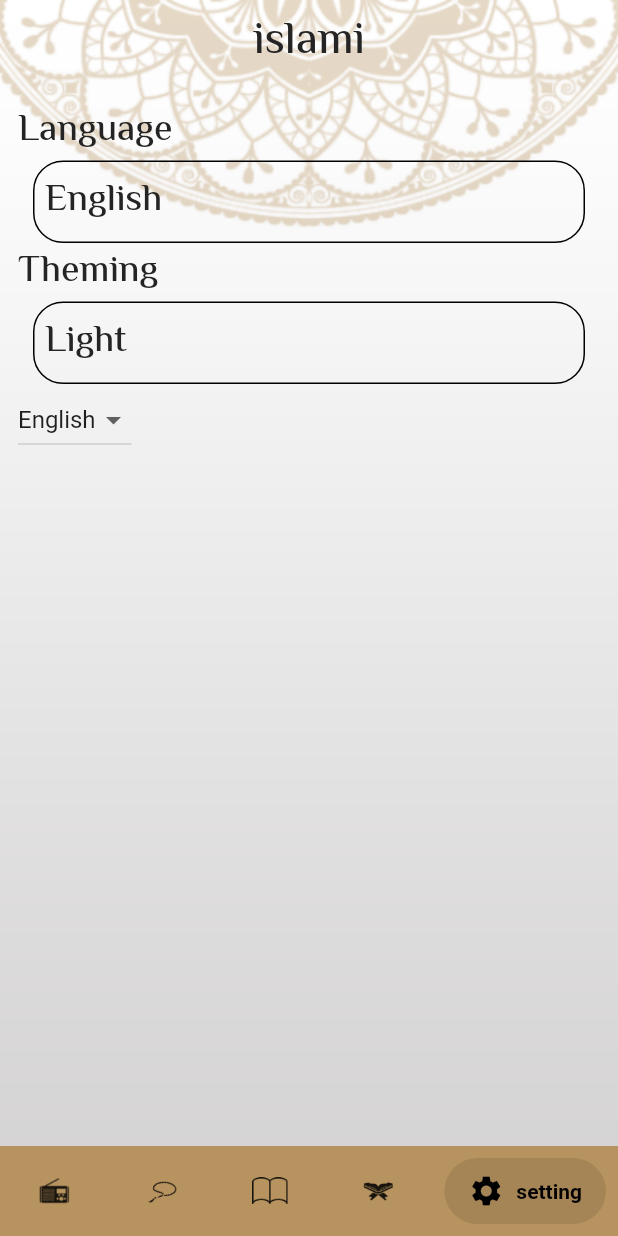
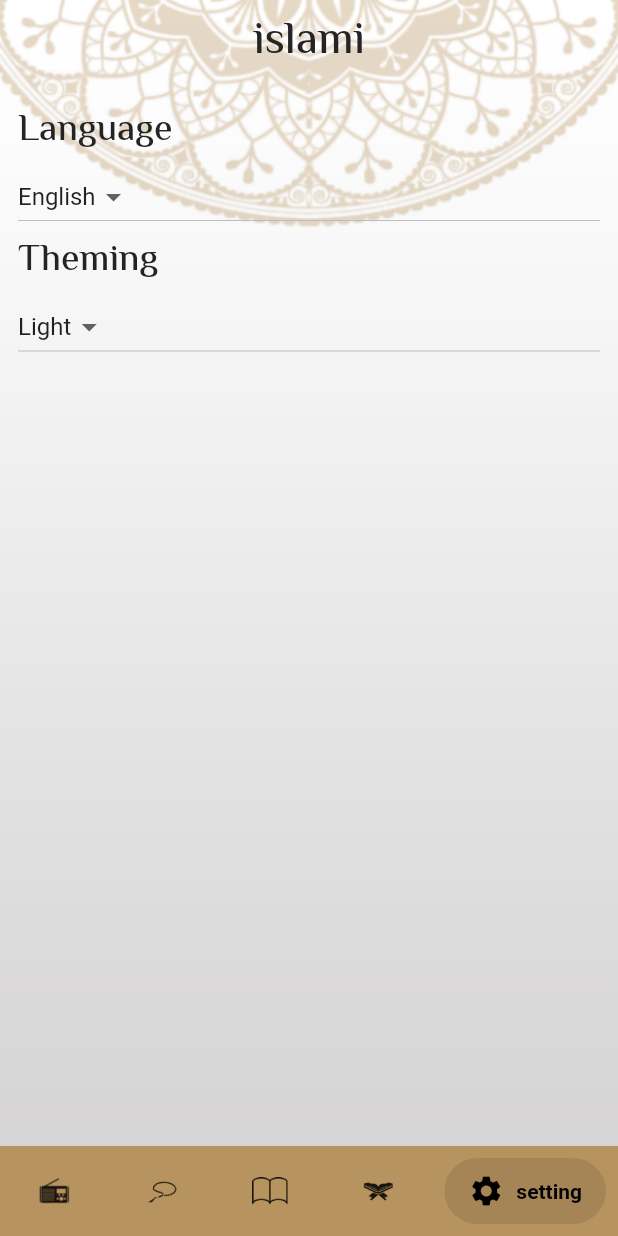
Before and after one commit to MahmoudElgaml/IslamiApp, a Flutter app: the screen it shows after launch, item 5 of the bottom bar chosen, on a phone screen of 412 x 824 dp. Run offline on Flutter 3.47's test engine with Material 2 defaults, Android fonts, the phone set to English and light mode, and no system bars; drawn by our look-alikes of salomon_bottom_bar; our stand-ins replace convex_bottom_bar, google_fonts; missing offline and left inert: dart:ffi; generated files the repository leaves out were written again.

Commit message:
Add provider and use it in Change Language finish settingTap ui

```diff
--- /dev/null
+++ b/lib/DropDownMune/drop_down_language.dart
@@ -0,0 +1,48 @@
+import 'dart:ffi';
+
+import 'package:flutter/material.dart';
+import 'package:provider/provider.dart';
+import 'package:flutter_gen/gen_l10n/app_localizations.dart';
+import '../providers/my_provider.dart';
+
+class DropDownLanguage extends StatefulWidget {
+  DropDownLanguage({super.key});
+
+  @override
+  State<DropDownLanguage> createState() => _DropDownLanguageState();
+}
+
+class _DropDownLanguageState extends State<DropDownLanguage> {
+  String? selectedValue = "English";
+
+  @override
+  Widget build(BuildContext context) {
+    var provider = Provider.of<MyProvider>(context);
+
+    return SizedBox(
+      width: double.infinity,
+      child: DropdownButton(
+        items: dropdownItemsLanguage(),
+        onChanged: (value) {
+          value == "English"
+              ? provider.changeLanguage("en")
+              : provider.changeLanguage("ar");
+          selectedValue = value;
+          setState(() {});
+        },
+        value: selectedValue,
+        borderRadius: BorderRadius.circular(25),
+   //   dropdownColor: Colors.red,
+      ),
+    );
+
+  }
+  List<DropdownMenuItem<String>> dropdownItemsLanguage() {
+    List<DropdownMenuItem<String>> menuItems = [
+       DropdownMenuItem(value: "English", child: Text(AppLocalizations.of(context)!.english)),
+       DropdownMenuItem(value: "Arabic", child: Text(AppLocalizations.of(context)!.arabic)),
+    ];
+    return menuItems;
+  }
+
+}
--- /dev/null
+++ b/lib/DropDownMune/drop_down_theming.dart
@@ -0,0 +1,40 @@
+import 'package:flutter/material.dart';
+import 'package:provider/provider.dart';
+import 'package:flutter_gen/gen_l10n/app_localizations.dart';
+import '../providers/my_provider.dart';
+
+class DropDownTheming extends StatefulWidget {
+  const DropDownTheming({Key? key}) : super(key: key);
+
+  @override
+  State<DropDownTheming> createState() => _DropDownThemingState();
+}
+
+class _DropDownThemingState extends State<DropDownTheming> {
+  String? selectedValue = "Light";
+
+  @override
+  Widget build(BuildContext context) {
+    var provider = Provider.of<MyProvider>(context);
+    return SizedBox(
+      width: double.infinity,
+      child: DropdownButton(
+        borderRadius: BorderRadius.circular(25),
+        items: dropdownItemsTheming(),
+        onChanged: (value) {
+          selectedValue = value;
+          setState(() {});
+        },
+        value: selectedValue,
+      ),
+    );
+  }
+
+  List<DropdownMenuItem<String>> dropdownItemsTheming() {
+    List<DropdownMenuItem<String>> menuItems = [
+      const DropdownMenuItem(value: "Light", child: Text("Light")),
+      const DropdownMenuItem(value: "Dark", child: Text("Dark")),
+    ];
+    return menuItems;
+  }
+}
--- a/lib/l10n/intl_ar.arb
+++ b/lib/l10n/intl_ar.arb
@@ -5,6 +5,10 @@
   "quranIcon": "قران",
   "radioIcon": "راديو",
   "settingIcon": "الاعدادات",
-  "title": "اسلامي"
+  "title": "اسلامي",
+  "arabic": "عربي",
+  "english": "انجليزي",
+  "language": "اللغه",
+  "theme": "السمة"
 
 }
--- a/lib/l10n/intl_en.arb
+++ b/lib/l10n/intl_en.arb
@@ -5,6 +5,10 @@
   "quranIcon": "Quran",
   "radioIcon": "Radio",
   "settingIcon": "setting",
-  "title": "islami"
+  "title": "islami",
+  "arabic": "Arabic",
+  "english": "English",
+  "language": "Language",
+  "theme": "Theming"
 
 }
--- a/lib/main.dart
+++ b/lib/main.dart
@@ -1,15 +1,18 @@
-
 import 'package:flutter/material.dart';
+import 'package:flutter_projects/providers/my_provider.dart';
 import 'package:flutter_projects/screens/hadeth_screen.dart';
 import 'package:flutter_projects/screens/home_screen.dart';
 import 'package:flutter_projects/my_theme.dart';
 import 'package:flutter_projects/screens/quran_screen.dart';
 import 'package:flutter_localizations/flutter_localizations.dart';
 import 'package:flutter_gen/gen_l10n/app_localizations.dart';
-
+import 'package:provider/provider.dart';
 
 void main() {
-  runApp(const MyApp());
+  runApp(ChangeNotifierProvider(
+    child: const MyApp(),
+    create: (context) => MyProvider(),
+  ));
 }
 
 class MyApp extends StatelessWidget {
@@ -17,6 +20,7 @@ class MyApp extends StatelessWidget {
 
   @override
   Widget build(BuildContext context) {
+    var provider=Provider.of<MyProvider>(context);
     return MaterialApp(
       localizationsDelegates: const [
         AppLocalizations.delegate,
@@ -24,21 +28,19 @@ class MyApp extends StatelessWidget {
         GlobalWidgetsLocalizations.delegate,
         GlobalCupertinoLocalizations.delegate,
       ],
-      locale: const Locale("en"),
+      locale:  Locale(provider.languageCode),
       supportedLocales: const [
         Locale('en'), // English
         Locale('ar'), // Spanish
       ],
-
-      theme:MyTheme.lightTheme ,
+      theme: MyTheme.lightTheme,
       debugShowCheckedModeBanner: false,
-      initialRoute:HomeScreen.routName ,
+      initialRoute: HomeScreen.routName,
       routes: {
-        HomeScreen.routName:(context) => const HomeScreen(),
-        SuraContent.routeName:(context) => const SuraContent(),
-        HadethScreen.routName:(context) => const HadethScreen(),
+        HomeScreen.routName: (context) => const HomeScreen(),
+        SuraContent.routeName: (context) => const SuraContent(),
+        HadethScreen.routName: (context) => const HadethScreen(),
       },
-
     );
   }
 }
--- /dev/null
+++ b/lib/providers/my_provider.dart
@@ -0,0 +1,10 @@
+import 'package:flutter/material.dart';
+
+class MyProvider extends ChangeNotifier {
+  String languageCode = "en";
+
+  void changeLanguage(String lCode) {
+    languageCode = lCode;
+    notifyListeners();
+  }
+}
--- a/lib/taps/setting_tap.dart
+++ b/lib/taps/setting_tap.dart
@@ -1,8 +1,12 @@
 import 'package:flutter/material.dart';
+import 'package:flutter_projects/DropDownMune/drop_down_language.dart';
+import 'package:flutter_projects/DropDownMune/drop_down_theming.dart';
+import 'package:flutter_projects/providers/my_provider.dart';
+import 'package:provider/provider.dart';
+import 'package:flutter_gen/gen_l10n/app_localizations.dart';
 
 class SettingTab extends StatefulWidget {
   const SettingTab({super.key});
-
 
   @override
   State<SettingTab> createState() => _SettingTabState();
@@ -11,65 +15,27 @@ class SettingTab extends StatefulWidget {
 class _SettingTabState extends State<SettingTab> {
   @override
   Widget build(BuildContext context) {
+    var provider = Provider.of<MyProvider>(context);
     return Padding(
       padding: const EdgeInsets.all(12),
-      child: Column(
-        crossAxisAlignment: CrossAxisAlignment.start,
-        children: [
-          Text(
-            "Language",
-            style: Theme.of(context).textTheme.bodySmall,
-          ),
-          Container(
-            padding: const EdgeInsets.all(7),
-            margin: const EdgeInsetsDirectional.symmetric(horizontal: 10),
-            width: double.infinity,
-            decoration: BoxDecoration(
-              borderRadius: BorderRadius.circular(20),
-              border: Border.all(color: Colors.black),
-
-            ),
-            child: Text(
-              "English",
+      child: Container(
+        width: double.infinity,
+        child: Column(
+          crossAxisAlignment: CrossAxisAlignment.start,
+          children: [
+            Text(
+              AppLocalizations.of(context)!.language,
               style: Theme.of(context).textTheme.bodySmall,
             ),
-          ),
-          Text(
-            "Theming",
-            style: Theme.of(context).textTheme.bodySmall,
-          ),
-          Container(
-            padding: const EdgeInsets.all(7),
-            margin: const EdgeInsetsDirectional.symmetric(horizontal: 10),
-            width: double.infinity,
-            decoration: BoxDecoration(
-              borderRadius: BorderRadius.circular(20),
-              border: Border.all(color: Colors.black),
-
-            ),
-            child: Text(
-              "Light",
+          DropDownLanguage(),
+            Text(
+              AppLocalizations.of(context)!.theme,
               style: Theme.of(context).textTheme.bodySmall,
             ),
-          ),
-          DropdownButton(items: dropdownItems(), onChanged:  (value) {
-            selectedValue=value;
-             setState(() {
-
-             });
-          },value: selectedValue,)
-        ],
+           const DropDownTheming(),
+          ],
+        ),
       ),
     );
   }
-  String ?selectedValue="English";
-
-  List<DropdownMenuItem<String>> dropdownItems(){
-    List<DropdownMenuItem<String>> menuItems = [
-      const DropdownMenuItem(value: "English", child: Text("English")),
-      const DropdownMenuItem(value: "Arabic", child: Text("Arabic")),
-
-    ];
-    return menuItems;
-  }
 }
--- a/pubspec.yaml
+++ b/pubspec.yaml
@@ -39,6 +39,7 @@ dependencies:
   convex_bottom_bar: ^3.2.0
   google_fonts: ^5.1.0
   salomon_bottom_bar: ^3.3.2
+  provider: ^6.0.5
 
 dev_dependencies:
   flutter_test:
```
Also changed, not shown: lib/generated/intl/messages_ar.dart, lib/generated/intl/messages_en.dart, lib/generated/l10n.dart, pubspec.lock.
